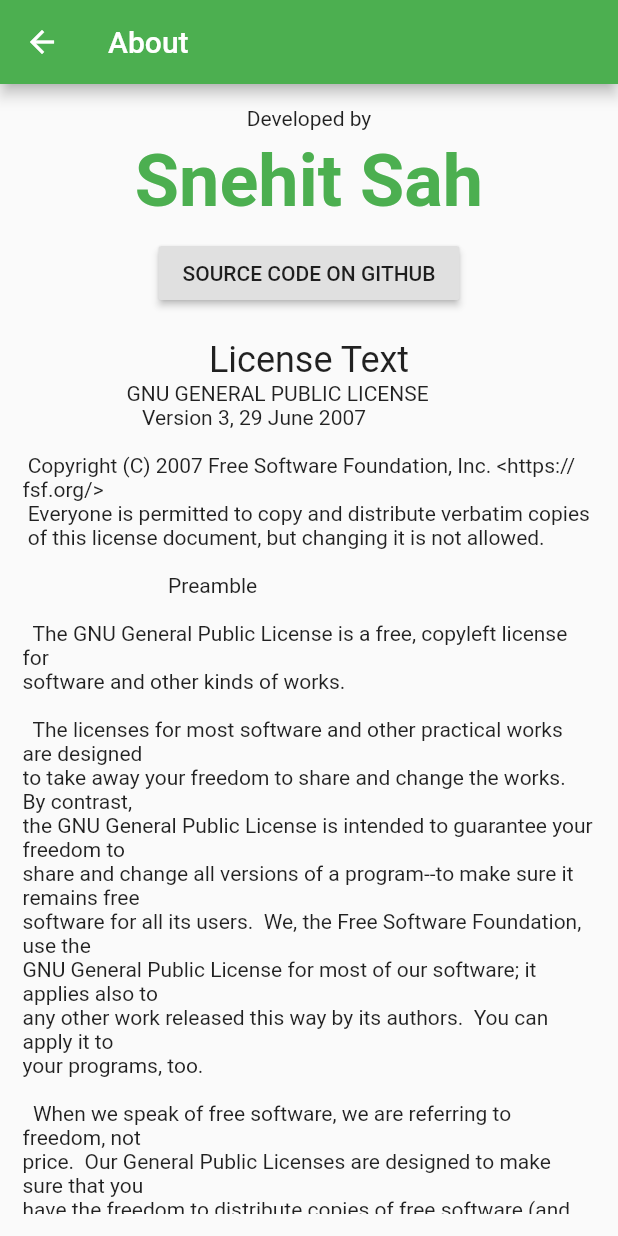
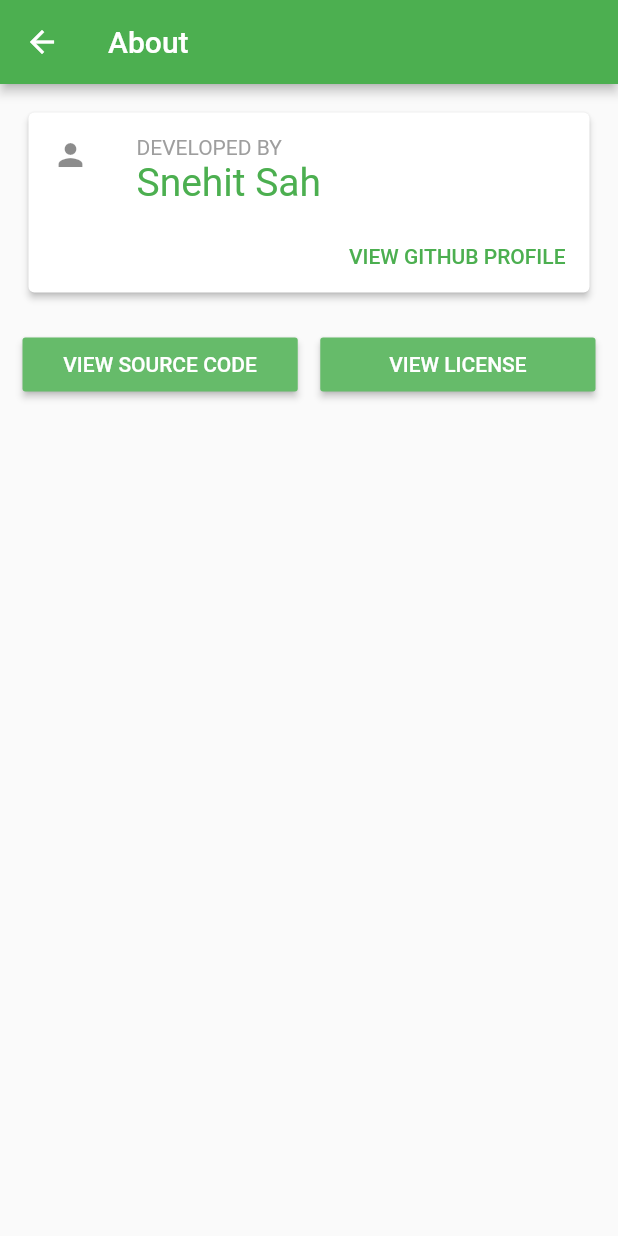
Before and after one commit to flyingcakes85/midori, a Flutter app: the AboutScreen screen opened by its route, on a phone screen of 412 x 824 dp. Run offline on Flutter 3.47's test engine with Material 2 defaults, Android fonts, the phone set to English and light mode, and no system bars; our stand-ins replace shared_preferences; accounts and stored records are empty.

Commit message:
About Page Re-Write

```diff
--- a/lib/main.dart
+++ b/lib/main.dart
@@ -19,6 +19,7 @@ import 'package:Midori/home_view.dart';
 import 'package:Midori/screens/quiz_screen.dart';
 import 'package:Midori/screens/result_screen.dart';
 import 'package:Midori/screens/about_screen.dart';
+import 'package:Midori/screens/license_screen.dart';
 
 void main() => runApp(Midori());
 
@@ -38,6 +39,7 @@ class Midori extends StatelessWidget {
         QuizScreen.routeName: (context) => QuizScreen(),
         ResultScreen.routeName: (context) => ResultScreen(),
         AboutScreen.routeName: (context) => AboutScreen(),
+        LicenseScreen.routeName: (context) => LicenseScreen(),
       },
     );
   }
--- a/lib/screens/about_screen.dart
+++ b/lib/screens/about_screen.dart
@@ -16,7 +16,7 @@
 import 'package:flutter/material.dart';
 import 'package:flutter/widgets.dart';
 import 'package:url_launcher/url_launcher.dart';
-import 'package:flutter/services.dart' show rootBundle;
+import 'package:Midori/screens/license_screen.dart';
 
 launchURL(String url) async {
   if (await canLaunch(url)) {
@@ -26,58 +26,80 @@ launchURL(String url) async {
   }
 }
 
-class AboutScreen extends StatefulWidget {
+class AboutScreen extends StatelessWidget {
   static const routeName = '/about_screen';
-  @override
-  _AboutScreenState createState() => _AboutScreenState();
-}
-
-class _AboutScreenState extends State<AboutScreen> {
-  Future<String> getFileData(String path) async {
-    return await rootBundle.loadString(path);
-  }
-
-  String _licenseText = 'License Text';
-
-  _fetchLicense() async {
-    String s = await getFileData('lib/assets/license.txt');
-    setState(() {
-      _licenseText = s;
-    });
-  }
 
   @override
   Widget build(BuildContext context) {
-    _fetchLicense();
     return Scaffold(
       appBar: AppBar(
+        elevation: 3,
         title: Text('About'),
       ),
       body: Padding(
-          padding: EdgeInsets.all(15),
-          child: SingleChildScrollView(
-              child: Column(children: [
-            Text('Developed by'),
-            SizedBox(height: 5),
-            Text(
-              'Snehit Sah',
-              style: TextStyle(
-                  color: Colors.green,
-                  fontWeight: FontWeight.bold,
-                  fontSize: 48),
-            ),
-            SizedBox(height: 10),
-            RaisedButton(
-              child: Text('SOURCE CODE ON GITHUB'),
-              onPressed: () => launchURL('https://github.com/snehitsah/midori'),
+        padding: EdgeInsets.all(15),
+        child: Column(
+          children: [
+            Card(
+              elevation: 2,
+              child: Column(
+                mainAxisSize: MainAxisSize.min,
+                children: <Widget>[
+                  ListTile(
+                    leading: Icon(Icons.person),
+                    title: Text(
+                      'DEVELOPED BY',
+                      style: TextStyle(fontSize: 14, color: Colors.grey),
+                    ),
+                    subtitle: Text(
+                      'Snehit Sah',
+                      style: TextStyle(fontSize: 26, color: Colors.green),
+                    ),
+                  ),
+                  Row(
+                    mainAxisAlignment: MainAxisAlignment.end,
+                    children: <Widget>[
+                      TextButton(
+                        child: const Text('VIEW GITHUB PROFILE'),
+                        onPressed: () {
+                          launchURL('https://github.com/snehitsah');
+                        },
+                      ),
+                      const SizedBox(width: 8),
+                    ],
+                  ),
+                ],
+              ),
             ),
             SizedBox(height: 20),
-            Text(
-              'License Text',
-              style: TextStyle(fontSize: 24),
-            ),
-            Text(_licenseText),
-          ]))),
+            Row(
+              mainAxisSize: MainAxisSize.max,
+              children: [
+                Expanded(
+                    flex: 1,
+                    child: RaisedButton(
+                      elevation: 2,
+                      child: Text('VIEW SOURCE CODE',
+                          style: TextStyle(color: Colors.white)),
+                      color: Colors.green[400],
+                      onPressed: () =>
+                          launchURL('https://github.com/snehitsah/midori'),
+                    )),
+                SizedBox(width: 15),
+                Expanded(
+                    child: RaisedButton(
+                  elevation: 2,
+                  child: Text('VIEW LICENSE',
+                      style: TextStyle(color: Colors.white)),
+                  color: Colors.green[400],
+                  onPressed: () =>
+                      Navigator.pushNamed(context, LicenseScreen.routeName),
+                ))
+              ],
+            )
+          ],
+        ),
+      ),
     );
   }
 }
--- /dev/null
+++ b/lib/screens/license_screen.dart
@@ -0,0 +1,53 @@
+//     This file is part of Midori.
+
+//     Midori is free software: you can redistribute it and/or modify
+//     it under the terms of the GNU General Public License as published by
+//     the Free Software Foundation, either version 3 of the License, or
+//     (at your option) any later version.
+
+//     Midori is distributed in the hope that it will be useful,
+//     but WITHOUT ANY WARRANTY; without even the implied warranty of
+//     MERCHANTABILITY or FITNESS FOR A PARTICULAR PURPOSE.  See the
+//     GNU General Public License for more details.
+
+//     You should have received a copy of the GNU General Public License
+//     along with Midori.  If not, see <https://www.gnu.org/licenses/>.
+
+import 'package:flutter/material.dart';
+import 'package:flutter/services.dart' show rootBundle;
+
+class LicenseScreen extends StatefulWidget {
+  static const routeName = '/license_screen';
+  @override
+  _LicenseScreenState createState() => _LicenseScreenState();
+}
+
+class _LicenseScreenState extends State<LicenseScreen> {
+  Future<String> getFileData(String path) async {
+    return await rootBundle.loadString(path);
+  }
+
+  String _licenseText = 'License Text';
+
+  _fetchLicense() async {
+    String s = await getFileData('lib/assets/license.txt');
+    setState(() {
+      _licenseText = s;
+    });
+  }
+
+  @override
+  Widget build(BuildContext context) {
+    _fetchLicense();
+    return Scaffold(
+        appBar: AppBar(
+          title: Text('License'),
+        ),
+        body: Padding(
+          padding: EdgeInsets.all(15),
+          child: SingleChildScrollView(
+            child: Text(_licenseText),
+          ),
+        ));
+  }
+}
```
Also changed, not shown: 1 other file.
